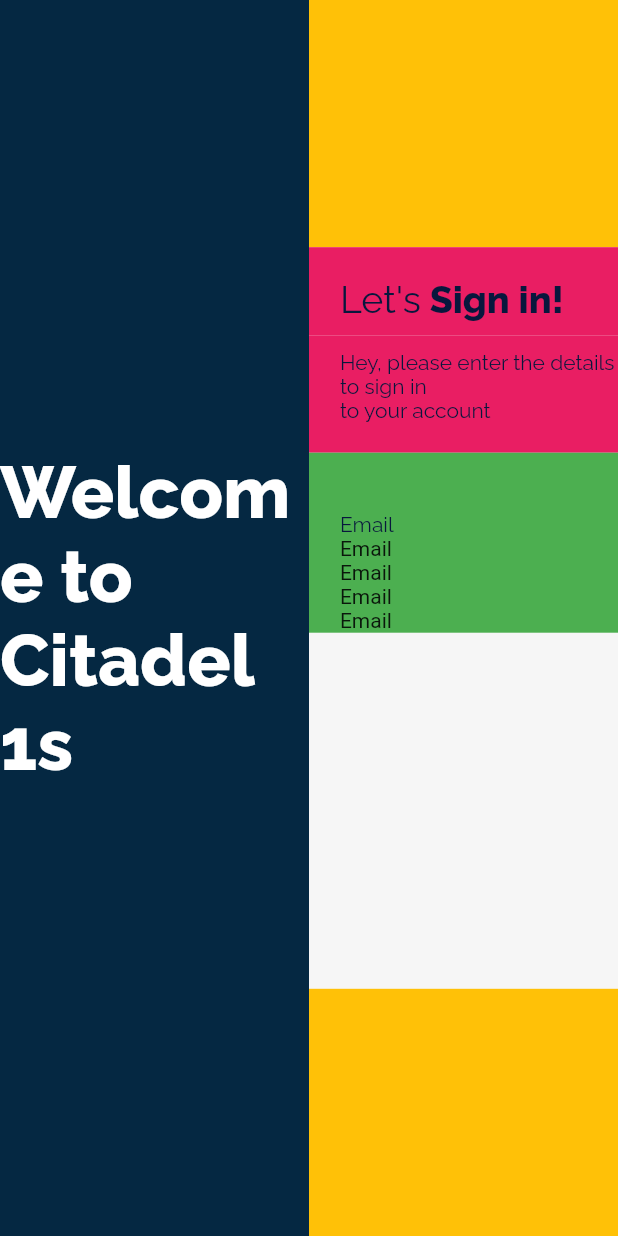
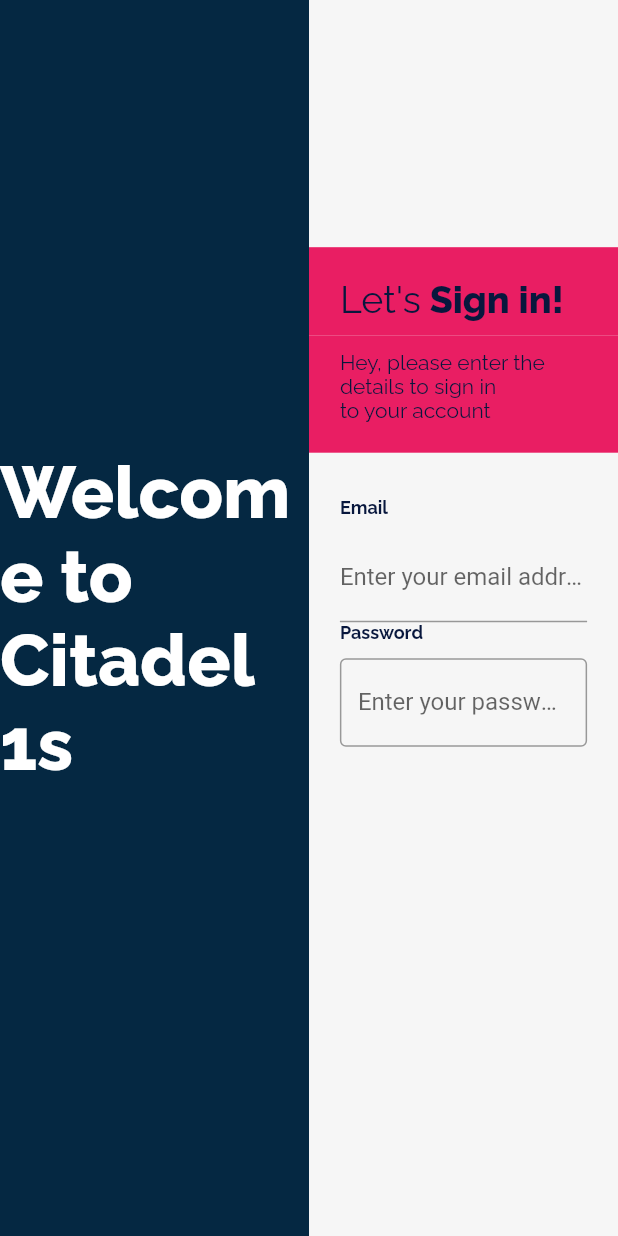
Before and after one commit to jerinzech/login_ui_responsive, a Flutter app: the screen it shows after launch, on a phone screen of 412 x 824 dp. Run offline on Flutter 3.47's test engine with Material 2 defaults, Android fonts, the phone set to English and light mode, and no system bars; our stand-ins replace google_fonts.

Commit message:
added textfields

```diff
--- a/lib/login_screen.dart
+++ b/lib/login_screen.dart
@@ -26,8 +26,8 @@
                 SizedBox(
                     height: height * 0.2,
                     child: Container(
-                      color: Colors.amber,
-                    )),
+                        // color: Colors.amber,
+                        )),
                 SizedBox(
                     height: height * 0.6,
                     width: width,
@@ -37,7 +37,8 @@
                       children: [
                         Container(
                           width: width,
-                          padding: EdgeInsets.fromLTRB(width * 0.05, 20, 0, 10),
+                          padding: EdgeInsets.fromLTRB(
+                              width * 0.05, 20, width * 0.05, 10),
                           color: Colors.pink,
                           child: RichText(
                               text: TextSpan(children: [
@@ -59,7 +60,8 @@
                         ),
                         Container(
                           width: width,
-                          padding: EdgeInsets.fromLTRB(width * 0.05, 10, 0, 20),
+                          padding: EdgeInsets.fromLTRB(
+                              width * 0.05, 10, width * 0.05, 20),
                           color: Colors.pink,
                           child: RichText(
                             text: TextSpan(
@@ -74,22 +76,67 @@
                         ),
                         Container(
                             width: width,
-                            padding:
-                                EdgeInsets.fromLTRB(width * 0.05, 40, 0, 0),
-                            color: Colors.green,
+                            padding: EdgeInsets.fromLTRB(
+                                width * 0.05, 20, width * 0.05, 0),
+                            // color: Colors.green,
                             child: Column(
-                              mainAxisAlignment: MainAxisAlignment.start,
+                              mainAxisAlignment: MainAxisAlignment.center,
                               crossAxisAlignment: CrossAxisAlignment.start,
                               children: [
+                                SizedBox(
+                                    height: 10.0,
+                                    child: Container(
+                                        // color: Colors.amber,
+                                        )),
                                 Text(
                                   "Email",
                                   style: ralewayStyle.copyWith(
-                                      color: AppColors.blueDarkColor),
+                                      fontSize: 12.0,
+                                      color: AppColors.blueDarkColor,
+                                      fontWeight: FontWeight.w700),
                                 ),
-                                Text("Email"),
-                                Text("Email"),
-                                Text("Email"),
-                                Text("Email"),
+                                SizedBox(
+                                    height: 10.0,
+                                    child: Container(
+                                        // color: Colors.amber,
+                                        )),
+                                Container(
+                                  width: width,
+                                  // color: Colors.blue,
+                                  child: TextFormField(
+                                    decoration: const InputDecoration(
+                                      labelText: 'Enter your email address',
+                                    ),
+                                  ),
+                                ),
+                                Text(
+                                  "Password",
+                                  style: ralewayStyle.copyWith(
+                                      fontSize: 12.0,
+                                      color: AppColors.blueDarkColor,
+                                      fontWeight: FontWeight.w700),
+                                ),
+                                SizedBox(
+                                    height: 10.0,
+                                    child: Container(
+                                        // color: Colors.amber,
+                                        )),
+                                Container(
+                                  width: width,
+                                  // color: Colors.blue,
+                                  child: TextFormField(
+                                    obscureText: true,
+                                    decoration: const InputDecoration(
+                                      labelText: 'Enter your password',
+                                      border: OutlineInputBorder(),
+                                    ),
+                                  ),
+                                ),
+                                SizedBox(
+                                    height: 10.0,
+                                    child: Container(
+                                        // color: Colors.amber,
+                                        )),
                               ],
                             )),
                       ],
@@ -97,8 +144,8 @@
                 SizedBox(
                     height: height * 0.2,
                     child: Container(
-                      color: Colors.amber,
-                    )),
+                        // color: Colors.amber,
+                        )),
               ],
             )));
   }
```
